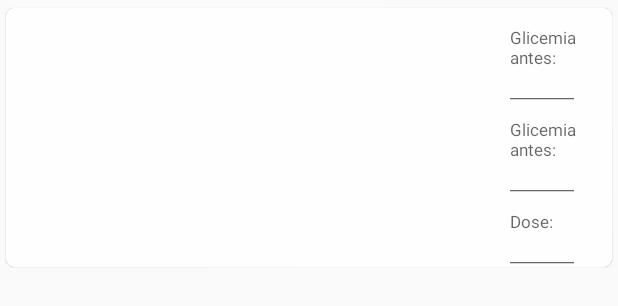
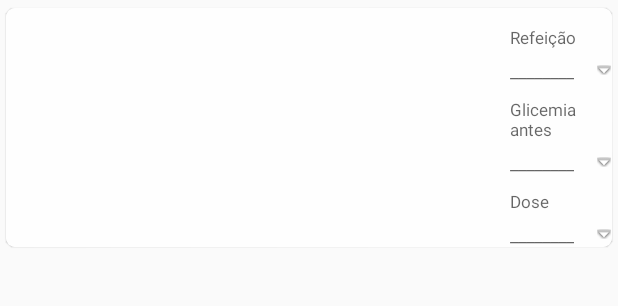
Before and after one commit to renatorosseti/diabetesControl, an Android app: the layout meal_captured.xml on its own in the app's theme, with its tools: preview values and no code run, on a phone screen of 412 x 824 dp. Shown: the top 306 px of the screen. Run offline under Robolectric (Android 15) with nearby library versions, the phone set to English and light mode, and no system bars.

Commit message:
Change features

```diff
--- a/app/src/main/AndroidManifest.xml
+++ b/app/src/main/AndroidManifest.xml
@@ -26,6 +26,7 @@
 
         <activity
             android:name="com.diabetes.glucodaily.meal.MealActivity"
+            android:windowSoftInputMode="adjustPan"
             android:label="@string/app_name"
             android:theme="@style/AppTheme.NoActionBar"></activity>
     </application>
--- a/app/src/main/res/layout/meal_captured.xml
+++ b/app/src/main/res/layout/meal_captured.xml
@@ -42,7 +42,11 @@
                     android:orientation="vertical">
                     <TextView
                         style="@style/SpinnerMeal"
-                        android:hint="@string/glycemia_before"/>
+                        android:hint="@string/meal"/>
+                    <RelativeLayout
+                        android:layout_width="wrap_content"
+                        android:layout_height="wrap_content"
+                        android:orientation="horizontal">
 
                         <TextView
                             style="@style/SpinnerMeal"
@@ -51,20 +55,28 @@
                             android:textSize="12sp"
                             android:hint="________"
                             android:textColor="@color/colorBlack" />
+
+                        <ImageView
+                            style="@style/ArrowImage"
+                            android:layout_alignBottom="@+id/spinnerMealType"
+                            android:src="@android:drawable/arrow_down_float"/>
+                    </RelativeLayout>
+
                 </LinearLayout>
-
-
                 <LinearLayout
                     android:layout_width="match_parent"
                     android:layout_height="0dp"
                     android:id="@+id/mealGlycemia"
-                    android:layout_weight="1"
+                    android:layout_weight="1.2"
                     android:layout_marginTop="10dp"
                     android:orientation="vertical">
                     <TextView
                         style="@style/SpinnerMeal"
                         android:hint="@string/glycemia_before"/>
-
+                    <RelativeLayout
+                        android:layout_width="wrap_content"
+                        android:layout_height="wrap_content"
+                        android:orientation="horizontal">
                         <TextView
                             style="@style/SpinnerMeal"
                             android:id="@+id/spinnerGlycemia"
@@ -72,6 +84,11 @@
                             android:textSize="12sp"
                             android:hint="________"
                             android:textColor="@color/colorBlack" />
+
+                        <ImageView
+                            style="@style/ArrowImage"
+                            android:layout_alignBottom="@+id/spinnerGlycemia"/>
+                    </RelativeLayout>
                 </LinearLayout>
 
                 <LinearLayout
@@ -85,14 +102,23 @@
                     <TextView
                         style="@style/SpinnerMeal"
                         android:hint="@string/dosage"/>
-
+                    <RelativeLayout
+                        android:layout_width="wrap_content"
+                        android:layout_height="wrap_content"
+                        android:orientation="horizontal">
                         <TextView
                             style="@style/SpinnerMeal"
                             android:id="@+id/spinnerDosage"
                             android:layout_marginTop="6dp"
                             android:textSize="12sp"
                             android:hint="________"
-                        android:textColor="@color/colorBlack" />
+                            android:textColor="@color/colorBlack"
+                            android:layout_width="wrap_content" />
+
+                        <ImageView
+                            style="@style/ArrowImage"
+                            android:layout_alignBottom="@+id/spinnerDosage"/>
+                    </RelativeLayout>
                 </LinearLayout>
 
             </LinearLayout>
--- a/app/src/main/res/values/strings.xml
+++ b/app/src/main/res/values/strings.xml
@@ -19,10 +19,10 @@
     <string name="cancel">Cancelar</string>
     <string name="save">Salvar</string>
     <string name="next">Próximo</string>
-    <string name="glycemia_before">Glicemia antes: </string>
-    <string name="glycemia_afterwards">Glicemia depois:</string>
-    <string name="dosage">Dose: </string>
-    <string name="meal">Refeição: </string>
+    <string name="glycemia_before">Glicemia antes </string>
+    <string name="glycemia_afterwards">Glicemia depois</string>
+    <string name="dosage">Dose </string>
+    <string name="meal">Refeição </string>
     <string name="select_item_error">Por favor, selecione todos os dados da refeição </string>
     <string name="current_glycemia">a glicemia atual </string>
     <string name="dosage_meal">a dosagem </string>
@@ -69,7 +69,6 @@
         <item>Café da \nmanhã</item>
         <item>Lanche - \nmanhã</item>
         <item>Almoço</item>
-        <item>Lanche - \ntarde</item>
         <item>Café da \ntarde</item>
         <item>Janta</item>
         <item>Lanche - \nnoite</item>
--- a/app/src/main/res/values/styles.xml
+++ b/app/src/main/res/values/styles.xml
@@ -47,7 +47,7 @@
     </style>
 
     <style name="SpinnerMeal" >
-        <item name="android:layout_width">match_parent</item>
+        <item name="android:layout_width">wrap_content</item>
         <item name="android:layout_height">wrap_content</item>
         <item name="android:textSize">11sp</item>
     </style>
@@ -66,6 +66,14 @@
         <item name="android:background">#ff0000</item>
     </style>
 
+    <style name="ArrowImage" >
+        <item name="android:layout_width">9dp</item>
+        <item name="android:layout_height">9dp</item>
+        <item name="android:layout_marginLeft">2dp</item>
+        <item name="android:src">@android:drawable/arrow_down_float</item>
+        <item name="android:layout_alignParentEnd">true</item>
+        <item name="android:layout_marginBottom">4dp</item>
+    </style>
 
 
 </resources>
```
Also changed, not shown: app/src/main/java/com/diabetes/glucodaily/meal/MealActivity.java (+32 -6 lines), app/src/main/java/com/diabetes/glucodaily/meal/MealTypeFragment.java (added, +104 -0 lines), app/src/main/res/layout/input_meal_type.xml (+11 -16 lines). Lines whose indentation alone changed are shown as unchanged.
